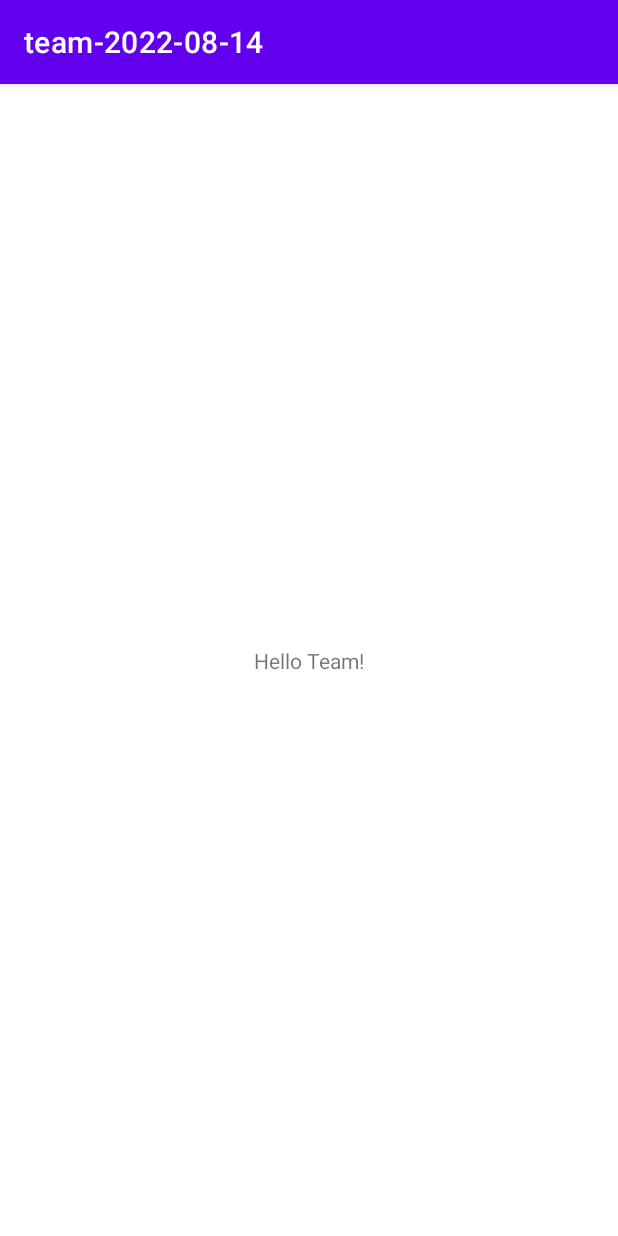
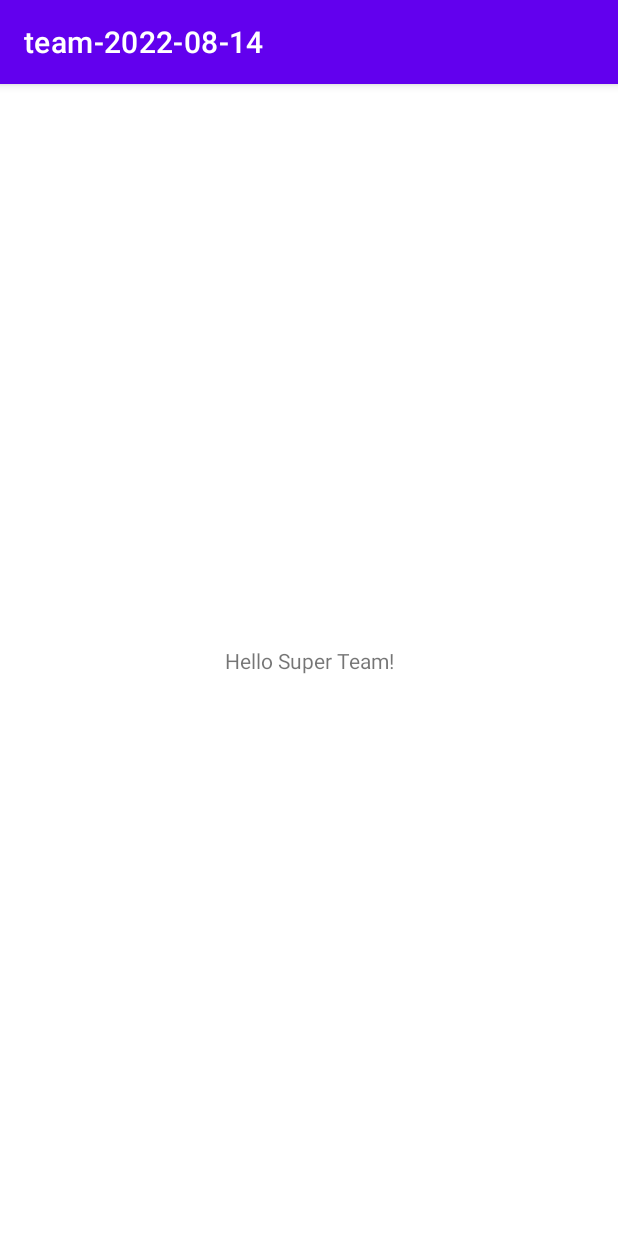
Before and after one commit to DwarfPorter/team-2022-08-14, an Android app: the screen it shows after launch (MainActivity), on a phone screen of 412 x 824 dp. Run offline under Robolectric (Android 15) with nearby library versions, the phone set to English and light mode, and no system bars.

Commit message:
изменил приветствие

```diff
--- a/app/src/main/res/layout/activity_main.xml
+++ b/app/src/main/res/layout/activity_main.xml
@@ -9,7 +9,7 @@
     <TextView
         android:layout_width="wrap_content"
         android:layout_height="wrap_content"
-        android:text="Hello Team!"
+        android:text="Hello Super Team!"
         app:layout_constraintBottom_toBottomOf="parent"
         app:layout_constraintEnd_toEndOf="parent"
         app:layout_constraintStart_toStartOf="parent"
```
